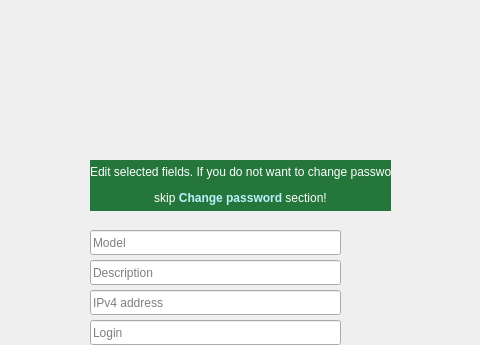
kazimierczak-robert/LeonCam, file LeonCam/CameraEdition.ui: the form before one commit; both pictures show x 160 to 640 and y 0 to 345 of the 800 by 600 pixel window.
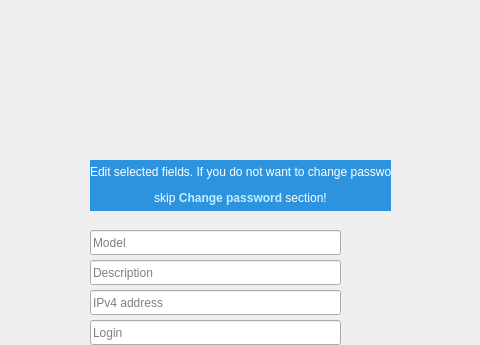
The form after the commit. Icons and pictures are not drawn.

Diff of the .ui file:
```diff
--- a/LeonCam/CameraEdition.ui
+++ b/LeonCam/CameraEdition.ui
@@ -101,7 +101,8 @@
    </property>
    <property name="styleSheet">
     <string notr="true">color: rgb(255, 255, 255);
-background-color:rgb(36, 118, 59)</string>
+/*background-color:rgb(36, 118, 59)*/
+background-color: rgb(46, 147, 222);</string>
    </property>
    <property name="text">
     <string>&lt;html&gt;&lt;head/&gt;&lt;body&gt;&lt;p align=&quot;center&quot;&gt;Edit selected fields. If you do not want to change password, &lt;/p&gt;&lt;p align=&quot;center&quot;&gt;skip &lt;span style=&quot; font-weight:600; color:#bdf0ff;&quot;&gt;Change password&lt;/span&gt; section!&lt;/p&gt;&lt;/body&gt;&lt;/html&gt;</string>
```
